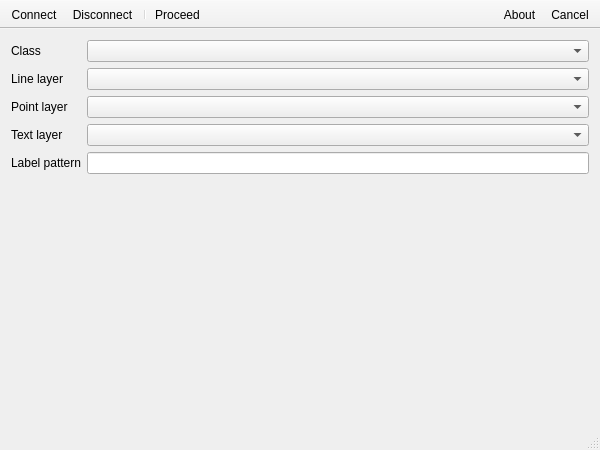
Kuszki/EW-Builder, file mainwindow.ui: the form before one commit.
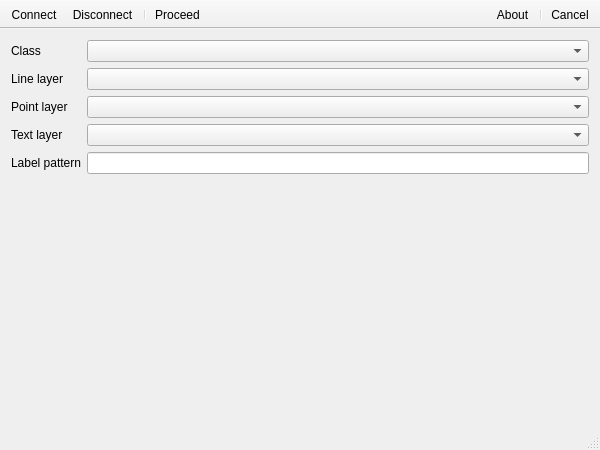
The form after the commit. Icons and pictures are not drawn.

Commit message: Insert separator

What changed in the file:
```diff
--- a/mainwindow.ui
+++ b/mainwindow.ui
@@ -154,6 +154,7 @@
     <bool>false</bool>
    </attribute>
    <addaction name="actionCancel"/>
+   <addaction name="separator"/>
    <addaction name="actionAbout"/>
   </widget>
   <widget class="QStatusBar" name="statusBar"/>
```
